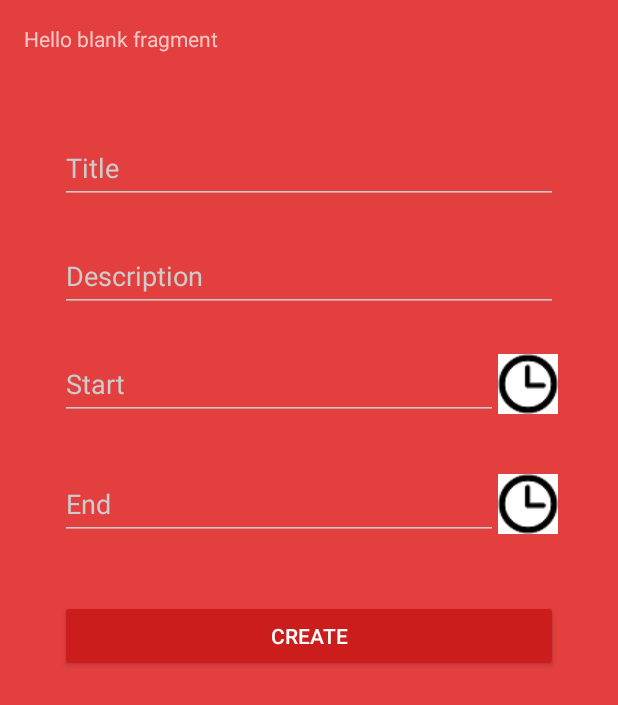
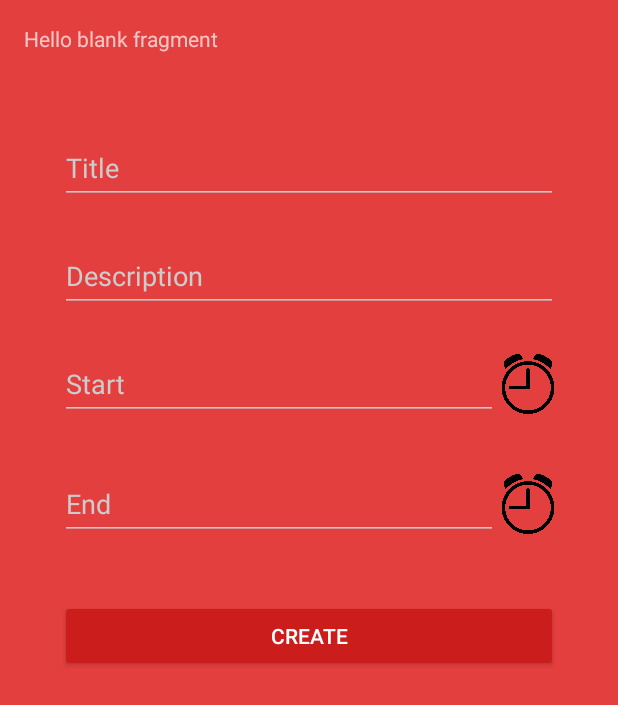
Before and after one commit to team-placeholder/plan-it, an Android app: the fragment CreateEventView placed in its activity, on a phone screen of 412 x 824 dp. Shown: the top 705 px of the screen. Run offline under Robolectric (Android 15) with nearby library versions, the phone set to English and light mode, and no system bars; our stand-ins replace Dagger/Hilt's generated code, RxJava; libraries missing offline, so code that uses them is left out: com.koushikdutta.async, com.koushikdutta.ion, com.mikepenz.materialdrawer, com.wdullaer.materialdatetimepicker; pictures from the network do not load; 3 statements that could not run were skipped.

Commit message:
update ui for CreateEventView

```diff
--- a/app/src/main/java/com/example/antoan/planit/view/createEvent/CreateEventView.java
+++ b/app/src/main/java/com/example/antoan/planit/view/createEvent/CreateEventView.java
@@ -12,6 +12,7 @@ import android.view.ViewGroup;
 import android.widget.Button;
 import android.widget.EditText;
 import android.widget.ImageButton;
+import android.widget.ImageView;
 import android.widget.TextView;
 import android.widget.Toast;
 
@@ -35,8 +36,8 @@ public class CreateEventView extends Fragment implements CreateEventContracts.Vi
     private EditText etTitle;
     private EditText etDescription;
     private EditText etStart;
-    private ImageButton btnSetStart;
-    private ImageButton btnSetEnd;
+    private ImageView btnSetStart;
+    private ImageView btnSetEnd;
     private Button btnCreateEvent;
     private MaterialTimePicker materialTimePicker;
     private EditText etEnd;
@@ -58,8 +59,8 @@ public class CreateEventView extends Fragment implements CreateEventContracts.Vi
         this.etDescription = (EditText) root.findViewById(R.id.et_description);
         this.etStart = (EditText) root.findViewById(R.id.et_start);
         this.etEnd = (EditText) root.findViewById(R.id.et_end);
-        this.btnSetStart = (ImageButton) root.findViewById(R.id.btn_set_start);
-        this.btnSetEnd = (ImageButton) root.findViewById(R.id.btn_set_end);
+        this.btnSetStart = (ImageView) root.findViewById(R.id.btn_set_start);
+        this.btnSetEnd = (ImageView) root.findViewById(R.id.btn_set_end);
         this.btnCreateEvent = (Button) root.findViewById(R.id.btn_create_event);
         this.presenter.start();
 
--- a/app/src/main/res/layout/fragment_create_event_view.xml
+++ b/app/src/main/res/layout/fragment_create_event_view.xml
@@ -73,13 +73,13 @@
                         android:hint="Start" />
                 </android.support.design.widget.TextInputLayout>
 
-                <ImageButton
+                <ImageView
                     android:id="@+id/btn_set_start"
                     android:layout_width="40dp"
                     android:layout_height="40dp"
                     android:layout_marginBottom="20dp"
                     android:layout_marginTop="20dp"
-                    android:src="@drawable/clock_icon"/>
+                    android:src="@drawable/coolclock"/>
             </LinearLayout>
 
             <LinearLayout
@@ -102,13 +102,13 @@
                         android:hint="End" />
                 </android.support.design.widget.TextInputLayout>
 
-                <ImageButton
+                <ImageView
                     android:id="@+id/btn_set_end"
                     android:layout_width="40dp"
                     android:layout_height="40dp"
                     android:layout_marginBottom="20dp"
                     android:layout_marginTop="20dp"
-                    android:src="@drawable/clock_icon"/>
+                    android:src="@drawable/coolclock"/>
             </LinearLayout>
 
             <android.support.v7.widget.AppCompatButton
```
Also changed, not shown: app/src/main/res/drawable/clock.jpg (added), app/src/main/res/drawable/coolclock.png (added).
